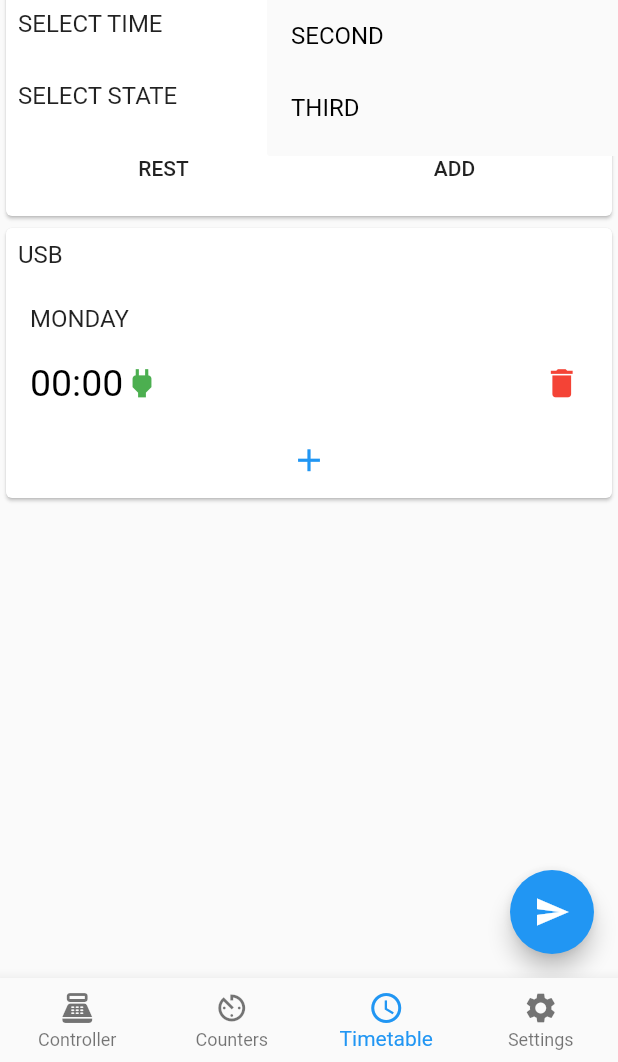
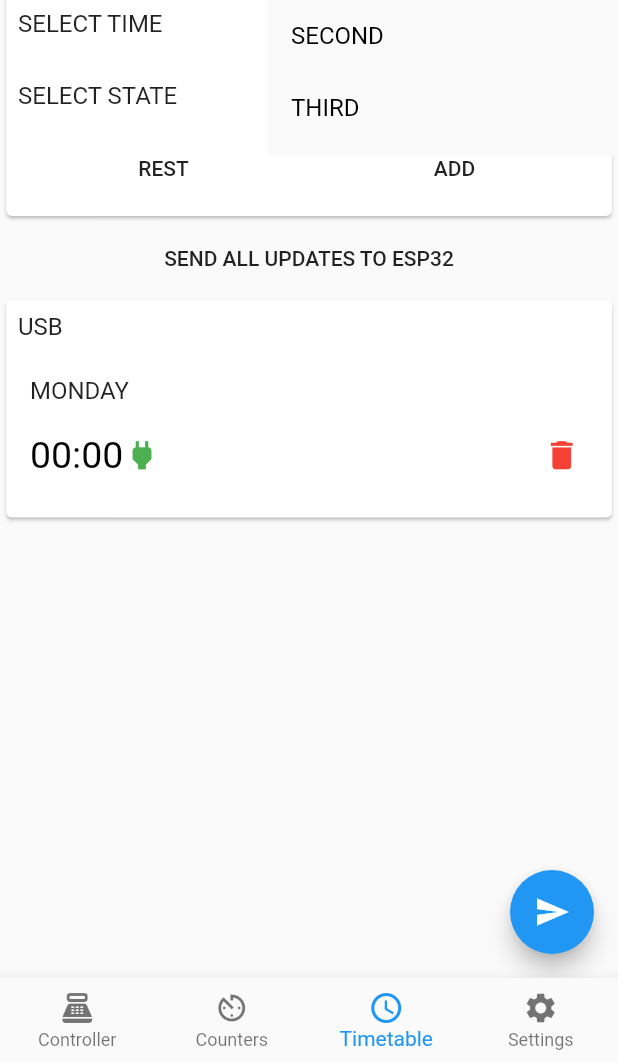
Before and after one commit to skrzypak/relay-assistant-app-uoft, a Flutter app: the screen it shows after launch, item 3 of the bottom bar chosen, after a tap on "FIRST", on a phone screen of 412 x 824 dp, the part 174-1236 px from its top. Run offline on Flutter 3.47's test engine with Material 2 defaults, Android fonts, the phone set to English and light mode, and no system bars.

Commit message:
Counters, timetables - change to Tablle()

```diff
--- a/lib/screens/counters.dart
+++ b/lib/screens/counters.dart
@@ -15,18 +15,142 @@ class _CountersScreen extends State<CountersScreen> {
       body: Container (
         child: ListView(
           children: [
+            _buildCard(true),
             _buildCard(false),
-            //_buildCard(true),
+            MaterialButton(
+              onPressed: () {
+                print("TODO:// send all new counters");
+              },
+              child: Text(
+                "SEND ALL UPDATES TO ESP32",
+              ),
+            ),
+            _buildInitCard(),
             _buildInitCard(),
           ],
         ),
       ),
-      floatingActionButton: FloatingActionButton(
-        onPressed: () {
-          print("TODO:// send new counters");
-        },
-        child: Icon(Icons.send),
+    );
+  }
+
+  Widget _buildCard(bool countdown) {
+    return Card(
+      child: InkWell(
+        onLongPress: () => print("TODO:// delete confirmation"),
+        child: Padding(
+          padding: const EdgeInsets.all(8.0),
+          child: Column(
+            children: [
+              Align(
+                alignment: Alignment.topLeft,
+                child: Text(
+                  "FIRST".toUpperCase(), style: TextStyle(fontSize: 16.0),
                 ),
+              ),
+              Table(
+                defaultVerticalAlignment: TableCellVerticalAlignment.middle,
+                children: [
+                TableRow(children: [
+                  Center(
+                    child: Icon(
+                      Icons.power,
+                      size: 45,
+                      color: Colors.green,
+                    ),
+                  ),
+                  Center(
+                    child: Text (
+                      "20:00",
+                      style: TextStyle(
+                        color: Colors.black,
+                        fontSize: 50,
+                      ),
+                    ),
+                  ),
+                ]),
+              ]),
+              // REPEAT TABLE DATA
+              countdown == false ?
+              Column(
+                children: [
+                  Padding(
+                    padding: const EdgeInsets.only(top: 10.0),
+                    child: Table(
+                      defaultVerticalAlignment: TableCellVerticalAlignment.middle,
+                      children: [
+                        TableRow(
+                          children: [
+                            Center(
+                              child: Text(
+                                "REMAINING REPEATS",
+                                style: TextStyle(
+                                  fontWeight: FontWeight.bold,
+                                  color: Colors.black
+                                ),
+                              ),
+                            ),
+                            Center(
+                              child: Text(
+                                "100",
+                                style: TextStyle(
+                                  color: Colors.black,
+                                  fontSize: 20,
+                                ),
+                              ),
+                            ),
+                          ],
+                        ),
+                        TableRow(
+                          children: [
+                            Center(
+                              child: Text(
+                                "CURRENT ZONE",
+                                style: TextStyle(
+                                  fontWeight: FontWeight.bold,
+                                  color: Colors.black
+                                ),
+                              ),
+                            ),
+                            Center(
+                              child: Text(
+                                "1",
+                                style: TextStyle(
+                                  color: Colors.black,
+                                  fontSize: 20,
+                               ),
+                              ),
+                            ),
+                          ],
+                        ),
+                      ],
+                    ),
+                  ),
+                  Padding(
+                    padding: const EdgeInsets.only(top: 10.0),
+                    child: Table(
+                      defaultVerticalAlignment: TableCellVerticalAlignment.middle,
+                      children: [
+                        TableRow(
+                          children: [
+                            Center(child: Text("ZONE")),
+                            Center(child: Text("COUNTDOWN")),
+                          ],
+                        ),
+                        TableRow(
+                          children: [
+                            Center(child: Text("1")),
+                            Center(child: Text("00:50")),
+                          ],
+                        ),
+                      ],
+                    ),
+                  ),
+                ],
+              ) : Text(""),
+            ],
+          ),
+        ),
+      )
     );
   }
 
@@ -44,68 +168,66 @@ class _CountersScreen extends State<CountersScreen> {
                     "FIRST".toUpperCase(), style: TextStyle(fontSize: 16.0),
                   ),
                 ),
-                Row(
-                  mainAxisAlignment: MainAxisAlignment.spaceBetween,
+                Table(
+                  defaultVerticalAlignment: TableCellVerticalAlignment.middle,
                   children: [
-                    InkWell(
-                      onTap: () {
-                        print("TODO:// switch icon");
-                      },
+                    TableRow(children: [
+                      Center(
                         child: Icon(
                           Icons.power,
                           size: 45,
                           color: Colors.green,
                         ),
                       ),
-                    InkWell(
-                      onTap: () {
-                        print("TODO:// run time picker");
-                      },
+                      Center(
                         child: Text (
                           "00:00",
                           style: TextStyle(
-                          color: Colors.black12,
+                            color: Colors.black54,
                             fontSize: 50,
                           ),
                         ),
                       ),
-                  ],
-                ),
-                CheckboxListTile(
-                  title: Text("REPEAT"),
-                  value: true,
-                  contentPadding: EdgeInsets.all(0),
-                  onChanged: (newValue) {
-                    setState(() {
-                      //checkedValue = newValue;
-                    });
-                  },
-                  controlAffinity: ListTileControlAffinity.leading,  //  <-- leading Checkbox
+                    ]),
+                  ]
                 ),
                 // EXTRA
                 Column(
                   mainAxisAlignment: MainAxisAlignment.spaceBetween,
                   children: [
-                    // ZONE
-                    SizedBox(
-                      width: MediaQuery.of(context).size.width * 0.85,
-                      child: TextField(
-                        decoration: new InputDecoration(
-                            labelText: "ZONE 1".toUpperCase(),
-                        ),
-                        keyboardType: TextInputType.number,
-                        inputFormatters: [FilteringTextInputFormatter.digitsOnly],
-                        onSubmitted: (int) {
-                          print("TODO:// add zone $int");
-                        },
-                      ),
-                    ),
                     // REPEATS
                     SizedBox(
                       width: MediaQuery.of(context).size.width * 0.85,
                       child: TextField(
                         decoration: new InputDecoration(
-                            labelText: "REPEATS".toUpperCase(),
+                          hintText: "REPEATS".toUpperCase(),
+                        ),
+                        keyboardType: TextInputType.number,
+                        inputFormatters: [FilteringTextInputFormatter.digitsOnly],
+                        onSubmitted: (int) {
+                          print("TODO:// get repeats $int");
+                        },
+                      ),
+                    ),
+                    //TODO
+                    Padding(
+                      padding: const EdgeInsets.only(top: 10.0),
+                      child: Table(
+                        defaultVerticalAlignment: TableCellVerticalAlignment.middle,
+                        children: [
+                          TableRow(
+                            children: [
+                              Center(child: Text("ZONE")),
+                              Center(child: Text("COUNTDOWN")),
+                            ],
+                          ),
+                          TableRow(
+                            children: [
+                              Center(child: Text("1")),
+                              Center(
+                                child: TextField(
+                                  decoration: new InputDecoration(
+                                    hintText: "00:00".toUpperCase(),
                                   ),
                                   keyboardType: TextInputType.number,
                                   inputFormatters: [FilteringTextInputFormatter.digitsOnly],
@@ -119,108 +241,20 @@ class _CountersScreen extends State<CountersScreen> {
                         ],
                       ),
                     ),
+                  ],
                 ),
-    );
-  }
-
-  Widget _buildCard(bool countdown) {
-    return new Card (
-      child: InkWell(
-        onLongPress: () => print("TODO:// delete confirmation"),
-        child: Padding(
-            padding: const EdgeInsets.all(8.0),
-            child: Column (
-              children: [
-                Align(
-                  alignment: Alignment.topLeft,
+                MaterialButton(
+                  onPressed: () {
+                    print("TODO:// send new counters");
+                  },
                   child: Text(
-                    "FIRST".toUpperCase(), style: TextStyle(fontSize: 16.0),
-                  ),
-                ),
-                Row(
-                  mainAxisAlignment: MainAxisAlignment.spaceBetween,
-                  children: [
-                    Icon(
-                      Icons.power,
-                      size: 45,
-                      color: Colors.green,
-                    ),
-                    Text (
-                      "20:00",
-                      style: TextStyle(
-                        color: Colors.black,
-                        fontSize: 50,
+                    "SEND REQUEST TO ESP32",
                   ),
                 ),
               ],
             ),
-                countdown == false ?
-                  new SizedBox(
-                    width: MediaQuery.of(context).size.width,
-                    child: Column (
-                      crossAxisAlignment: CrossAxisAlignment.start,
-                      children: [
-                        Padding(
-                            padding: const EdgeInsets.all(5.0),
-                            child: Row(
-                              mainAxisAlignment: MainAxisAlignment.spaceEvenly,
-                              children: [
-                                Column(
-                                  children: [
-                                    Text("1", style: TextStyle(
-                                        color: Colors.black,
-                                        fontSize: 20,
-                                     ),
-                                    ),
-                                    Text("ZONE", style: TextStyle(
-                                        fontWeight: FontWeight.bold,
-                                        color: Colors.black
-                                      ),
-                                    ),
-                                  ],
-                                ),
-                                Column(
-                                  children: [
-                                    Text("100", style: TextStyle(
-                                        color: Colors.black,
-                                        fontSize: 20,
-                                      ),
-                                    ),
-                                    Text("REMAINING LOOPS", style: TextStyle(
-                                        fontWeight: FontWeight.bold,
-                                        color: Colors.black
-                                      ),
-                                    ),
-                                  ],
-                                )
-                              ],
-                            )
-                        ),
-                        SizedBox(
-                          width: MediaQuery.of(context).size.width,
-                          child: Column(
-                            mainAxisAlignment: MainAxisAlignment.end,
-                            children: [
-                              Padding(
-                                padding: const EdgeInsets.all(5.0),
-                                child: Text("ZONE 1 STATE OFF COUNTDOWN 00:05 "),
-                              ),
-                              Padding(
-                                padding: const EdgeInsets.all(5.0),
-                                child: Text("ZONE 2 STATE ON COUNTDOWN 00:50 "),
-                              ),
-                            ],
-                          ),
-                        )
-                      ],
-                    ),
-                  )
-                    : Text(""),
-              ],
-            )
         ),
       ),
     );
   }
-
 }
--- a/lib/screens/timetable.dart
+++ b/lib/screens/timetable.dart
@@ -1,4 +1,3 @@
-import 'package:app/screens/controller.dart';
 import 'package:flutter/material.dart';
 
 class TimetableScreen extends StatefulWidget {
@@ -16,6 +15,14 @@ class _TimetableScreen extends State<TimetableScreen> {
         child: ListView(
           children: [
             _buildInitCard(),
+            MaterialButton(
+              onPressed: () {
+                print("TODO:// send all new timetables");
+              },
+              child: Text(
+                "SEND ALL UPDATES TO ESP32",
+              ),
+            ),
             _buildCard("usb"),
           ],
         ),
@@ -186,21 +193,6 @@ class _TimetableScreen extends State<TimetableScreen> {
                 ),
               ),
               _buildDayOfWeekContent("monday"),
-              SizedBox(
-                width: 35,
-                height: 35,
-                child: InkWell(
-                  borderRadius: BorderRadius.circular(10),
-                  child: Icon(
-                    Icons.add,
-                    size: 25.0,
-                    color: Colors.blue,
-                  ),
-                  onTap: () {
-                    print("TODO:// add new timetable item");
-                  },
-                ),
-              ),
             ],
           )
       ),
```
Lines whose indentation alone changed are shown as unchanged.
